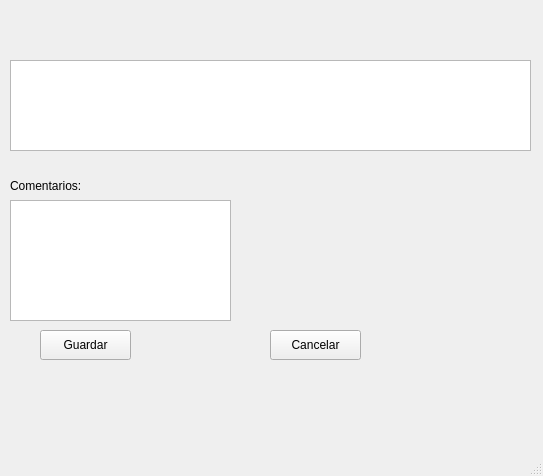
Above: ui-files/estado-form.ui from isildurs-heir/listado-alumnos-csv-dipy before the change. Below: the same form after it.
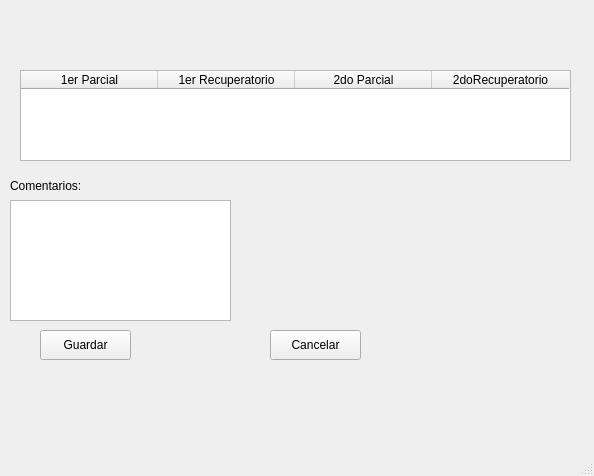
That is the form after the change.

Commit message: Muestra de lista y estado en tabla actualizado

The edit to the form file:
```diff
--- a/ui-files/estado-form.ui
+++ b/ui-files/estado-form.ui
@@ -6,7 +6,7 @@
    <rect>
     <x>0</x>
     <y>0</y>
-    <width>543</width>
+    <width>594</width>
     <height>476</height>
    </rect>
   </property>
@@ -17,12 +17,53 @@
    <widget class="QTableWidget" name="datos">
     <property name="geometry">
      <rect>
-      <x>10</x>
-      <y>60</y>
-      <width>521</width>
+      <x>20</x>
+      <y>70</y>
+      <width>551</width>
       <height>91</height>
      </rect>
     </property>
+    <property name="showGrid">
+     <bool>true</bool>
+    </property>
+    <attribute name="horizontalHeaderVisible">
+     <bool>true</bool>
+    </attribute>
+    <attribute name="horizontalHeaderCascadingSectionResizes">
+     <bool>false</bool>
+    </attribute>
+    <attribute name="horizontalHeaderDefaultSectionSize">
+     <number>137</number>
+    </attribute>
+    <attribute name="horizontalHeaderHighlightSections">
+     <bool>false</bool>
+    </attribute>
+    <attribute name="verticalHeaderVisible">
+     <bool>false</bool>
+    </attribute>
+    <column>
+     <property name="text">
+      <string>1er Parcial</string>
+     </property>
+     <property name="toolTip">
+      <string/>
+     </property>
+    </column>
+    <column>
+     <property name="text">
+      <string>1er Recuperatorio</string>
+     </property>
+    </column>
+    <column>
+     <property name="text">
+      <string>2do Parcial</string>
+     </property>
+    </column>
+    <column>
+     <property name="text">
+      <string>2doRecuperatorio</string>
+     </property>
+    </column>
    </widget>
    <widget class="QTextBrowser" name="comentarios">
     <property name="geometry">
```
Left out of the diff: 2 changed lines with no effect on the pictures. The commit also changes 5 other files.
